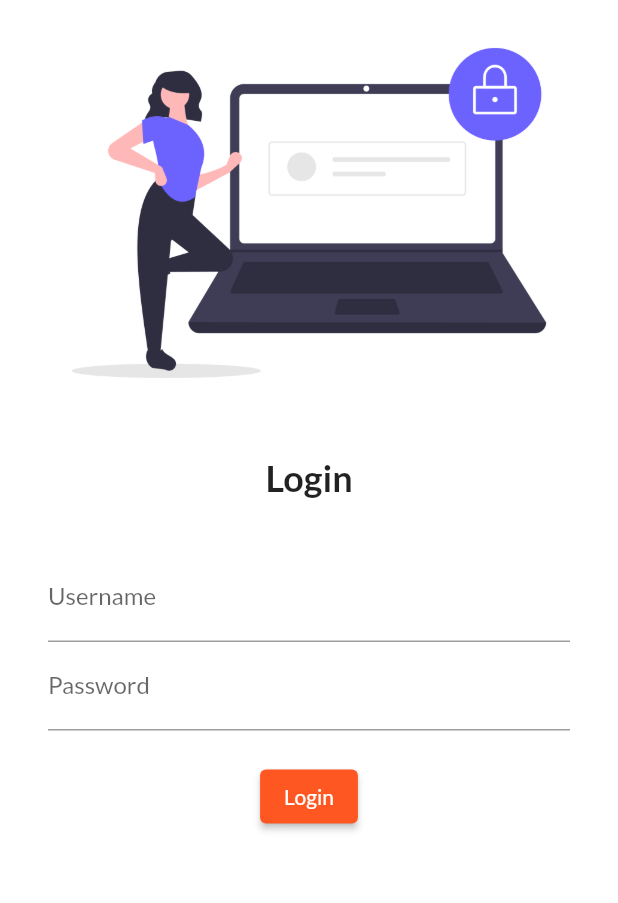
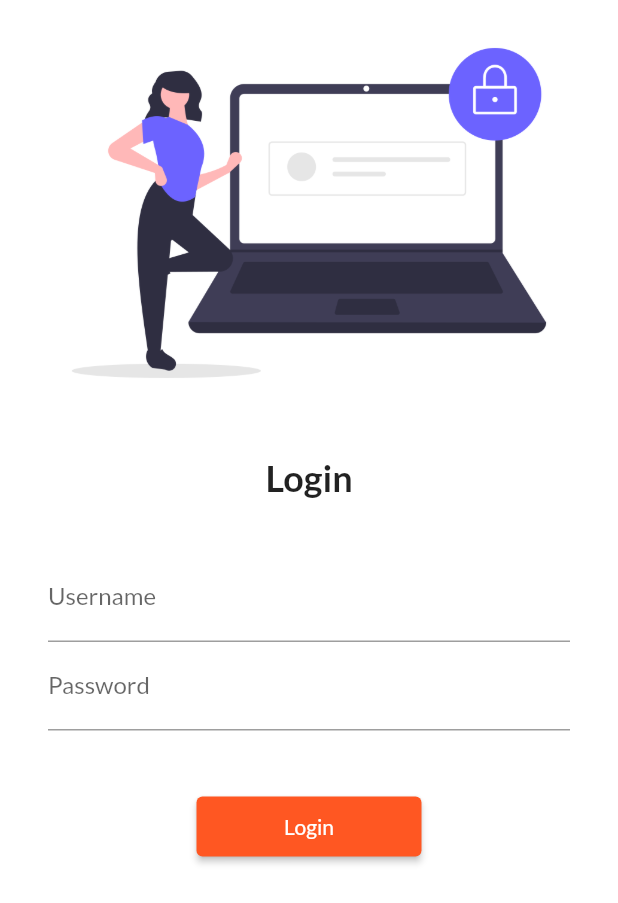
Before and after one commit to Vetagiri-Hrushikesh/flutter_tutorial, a Flutter app: the screen it shows after launch, on a phone screen of 412 x 824 dp. Shown: the top 903 px of the screen. Run offline on Flutter 3.47's test engine with Material 2 defaults, Android fonts, the phone set to English and light mode, and no system bars; our stand-ins replace google_fonts.

```diff
--- a/lib/main.dart
+++ b/lib/main.dart
@@ -1,4 +1,5 @@
 import 'package:flutter/material.dart';
+import 'package:flutter_application_3/utils/routes.dart';
 import 'pages/home_page.dart';
 import 'pages/login_page.dart';
 import 'package:google_fonts/google_fonts.dart';
@@ -17,12 +18,14 @@ class MyApp extends StatelessWidget {
       theme: ThemeData(primarySwatch: Colors.deepOrange,
       fontFamily: GoogleFonts.lato().fontFamily,
       ),
+      // debugShowCheckedModeBanner: false,
       darkTheme: ThemeData(
         brightness: Brightness.dark
       ),
       routes: {
         "/": (context) => new LoginPage(),
-        "/home": (context) => new HomePage(),
+        MyRoutes.homeRoute: (context) => new HomePage(),
+        MyRoutes.loginRoute: (context) => new LoginPage(),
       },
     );
   }
--- a/lib/pages/login_page.dart
+++ b/lib/pages/login_page.dart
@@ -1,6 +1,7 @@
 // ignore_for_file: prefer_const_constructors
 
 import 'package:flutter/material.dart';
+import 'package:flutter_application_3/utils/routes.dart';
 
 class LoginPage extends StatelessWidget {
   const LoginPage({Key? key}) : super(key: key);
@@ -9,6 +10,7 @@ class LoginPage extends StatelessWidget {
   Widget build(BuildContext context) {
     return Material(
       color: Colors.white,
+      child: SingleChildScrollView(
         child: Column(
           children: [
             Image.asset(
@@ -29,7 +31,8 @@ class LoginPage extends StatelessWidget {
               height: 20,
             ),
             Padding(
-            padding: const EdgeInsets.symmetric(vertical: 16.0, horizontal: 32),
+              padding:
+                  const EdgeInsets.symmetric(vertical: 16.0, horizontal: 32),
               child: Column(
                 children: [
                   TextFormField(
@@ -46,19 +49,21 @@ class LoginPage extends StatelessWidget {
                     ),
                   ),
                   SizedBox(
-                  height: 20,
+                    height: 40,
                   ),
                   ElevatedButton(
                     onPressed: () {
-                      print("Hi Hrushikesh");
+                      Navigator.pushNamed((context), MyRoutes.homeRoute);
                     },
-                    style: TextButton.styleFrom(),
-                    child: Text("Login")),
+                    style: TextButton.styleFrom(minimumSize: Size(150, 40)),
+                    child: Text("Login"),
+                  ),
                 ],
               ),
             ),
           ],
         ),
+      ),
     );
   }
 }
--- /dev/null
+++ b/lib/utils/routes.dart
@@ -0,0 +1,5 @@
+class MyRoutes {
+  static String loginRoute = "\login";
+  static String homeRoute = "\home";
+
+}
```
Lines whose indentation alone changed are shown as unchanged.
